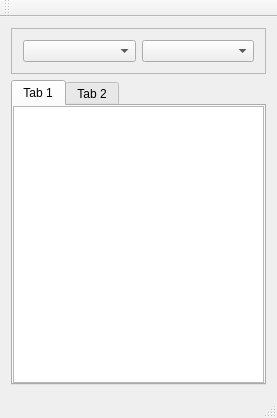
This is mainwindow.ui in monkeyAndWolf/ScaleCreator as Qt 5 draws it before an edit. The edited form follows.
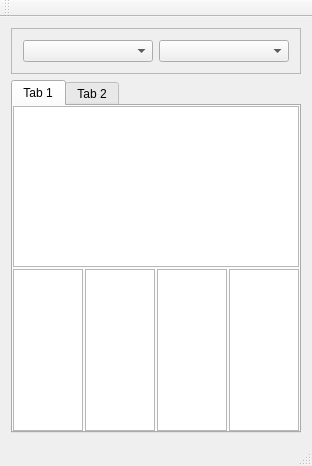
This is the edited form.

Commit message: Added in chords calculator. Schwing.

Patch:
```diff
--- a/mainwindow.ui
+++ b/mainwindow.ui
@@ -6,8 +6,8 @@
    <rect>
     <x>0</x>
     <y>0</y>
-    <width>277</width>
-    <height>418</height>
+    <width>296</width>
+    <height>466</height>
    </rect>
   </property>
   <property name="windowTitle">
@@ -58,6 +58,39 @@
         <item row="0" column="0">
          <widget class="QTextEdit" name="textScale"/>
         </item>
+        <item row="1" column="0">
+         <widget class="QWidget" name="widget" native="true">
+          <layout class="QHBoxLayout" name="horizontalLayout_2">
+           <property name="spacing">
+            <number>2</number>
+           </property>
+           <property name="leftMargin">
+            <number>0</number>
+           </property>
+           <property name="topMargin">
+            <number>2</number>
+           </property>
+           <property name="rightMargin">
+            <number>0</number>
+           </property>
+           <property name="bottomMargin">
+            <number>0</number>
+           </property>
+           <item>
+            <widget class="QTextEdit" name="chord1"/>
+           </item>
+           <item>
+            <widget class="QTextEdit" name="chord2"/>
+           </item>
+           <item>
+            <widget class="QTextEdit" name="chord3"/>
+           </item>
+           <item>
+            <widget class="QTextEdit" name="minor6"/>
+           </item>
+          </layout>
+         </widget>
+        </item>
        </layout>
       </widget>
       <widget class="QWidget" name="tab_2">
```
Left out of the diff: 2 changed lines with no effect on the pictures. The commit also changes 3 other files.
